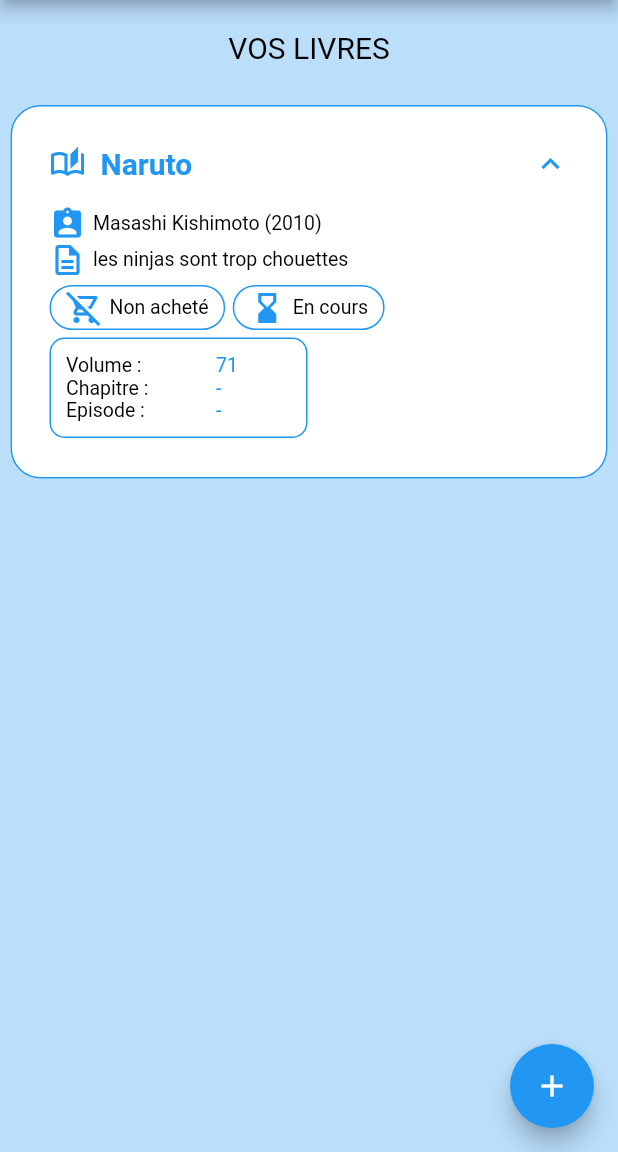
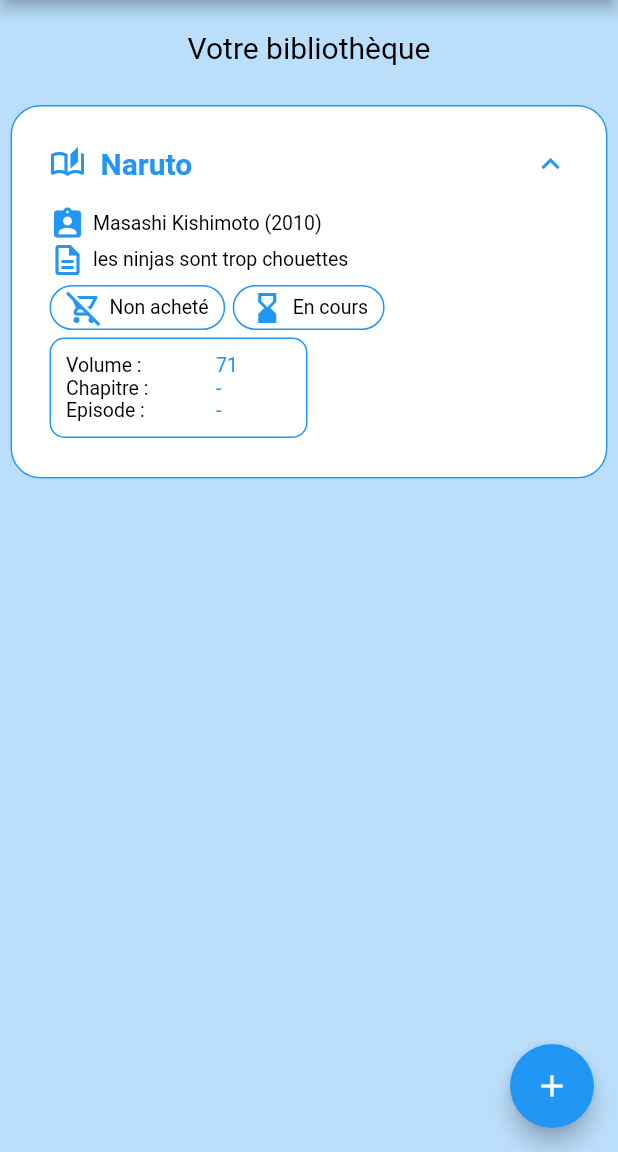
Before and after one commit to PaulineKlein/BookMemoRefonte, a Flutter app: the screen it shows after launch, after a tap on the "add" icon, after a tap on "Naruto", on a phone screen of 412 x 824 dp, the part 84-1236 px from its top. Run offline on Flutter 3.47's test engine with Material 2 defaults, Android fonts, the phone set to English and light mode, and no system bars; our stand-ins replace equatable, flutter_bloc.

Commit message:
[feature] add strings class

```diff
--- a/lib/Model/Book.dart
+++ b/lib/Model/Book.dart
@@ -1,20 +1,26 @@
+enum BookType { literature, manga, comic }
+
 class Book {
+  final BookType bookType;
   final String title;
   final String author;
   final int? year;
   bool buy;
   bool finish;
+  bool favorite = false;
   int volume = 0;
   int chapter = 0;
   int episode = 0;
   String? description;
 
   Book(
-      {required this.title,
+      {required this.bookType,
+      required this.title,
       required this.author,
       this.year,
       required this.buy,
       required this.finish,
+      required this.favorite,
       required this.volume,
       required this.chapter,
       required this.episode,
--- /dev/null
+++ b/lib/Strings.dart
@@ -0,0 +1,11 @@
+class Strings {
+  static const String homeTitle = "Votre bibliothèque";
+  static const String homeEmptyList = "Pas encore de livre enregistré";
+  static const String bookBuy = "Acheté";
+  static const String bookNotBuy = "Non acheté";
+  static const String bookFinish = "Terminé";
+  static const String bookNotFinish = "En cours";
+  static const String bookVolume = "Volume :";
+  static const String bookChapter = "Chapitre :";
+  static const String bookEpisode = "Episode :";
+}
--- a/lib/home.dart
+++ b/lib/home.dart
@@ -6,6 +6,7 @@
 import "BlocHelper/BookEvent.dart";
 import "BlocHelper/BookState.dart";
 import "Model/Book.dart";
+import "Strings.dart";
 
 class HomePage extends StatefulWidget {
   HomePage({Key? key, required this.title}) : super(key: key);
@@ -20,11 +21,13 @@
 
   void _addBook() {
     BlocProvider.of<BookBloc>(context).add(AddProduct(Book(
+        bookType: BookType.manga,
         title: "Naruto",
         author: "Masashi Kishimoto",
         year: 2010,
         buy: false,
         finish: false,
+        favorite: false,
         volume: 71,
         chapter: 0,
         episode: 0,
@@ -46,7 +49,7 @@
                 child: Padding(
                   padding: EdgeInsets.all(20),
                   child: Text(
-                    'VOS LIVRES',
+                    Strings.homeTitle,
                     style: TextStyle(fontSize: 20, color: Colors.black),
                   ),
                 ),
@@ -71,7 +74,7 @@
 
   Widget _bookList(List<Book> bookItem) {
     if (bookItem.length == 0) {
-      return Text("Pas encore de livre enregistré");
+      return Text(Strings.homeEmptyList);
     } else {
       return ListView.builder(
           itemCount: bookItem.length,
@@ -147,7 +150,7 @@
                   color: cardColor),
               SizedBox(width: 5),
               Text(
-                book.buy ? "Acheté" : "Non acheté",
+                book.buy ? Strings.bookBuy : Strings.bookNotBuy,
                 style: TextStyle(fontSize: 13.0, color: Colors.black),
               ),
             ]),
@@ -165,7 +168,7 @@
                   color: cardColor),
               SizedBox(width: 5),
               Text(
-                book.finish ? "Terminé" : "En cours",
+                book.finish ? Strings.bookFinish : Strings.bookNotFinish,
                 style: TextStyle(fontSize: 13.0, color: Colors.black),
               ),
             ]),
@@ -186,19 +189,19 @@
             },
             children: [
               TableRow(children: [
-                Text("Volume : ",
+                Text(Strings.bookVolume,
                     style: TextStyle(fontSize: 13.0, color: Colors.black)),
                 Text(book.volume > 0 ? "${book.volume}" : "-",
                     style: TextStyle(fontSize: 13.0, color: cardColor)),
               ]),
               TableRow(children: [
-                Text("Chapitre : ",
+                Text(Strings.bookChapter,
                     style: TextStyle(fontSize: 13.0, color: Colors.black)),
                 Text(book.chapter > 0 ? "${book.chapter}" : "- ",
                     style: TextStyle(fontSize: 13.0, color: cardColor)),
               ]),
               TableRow(children: [
-                Text("Episode : ",
+                Text(Strings.bookEpisode,
                     style: TextStyle(fontSize: 13.0, color: Colors.black)),
                 Text(book.episode > 0 ? "${book.episode}" : "-",
                     style: TextStyle(fontSize: 13.0, color: cardColor)),
```
